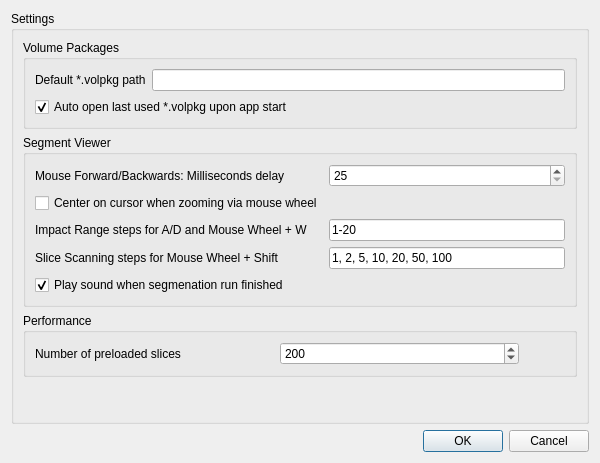
Old version of the form volume-cartographer/apps/VC/VCSettings.ui in the repository SuperOptimizer/villa.
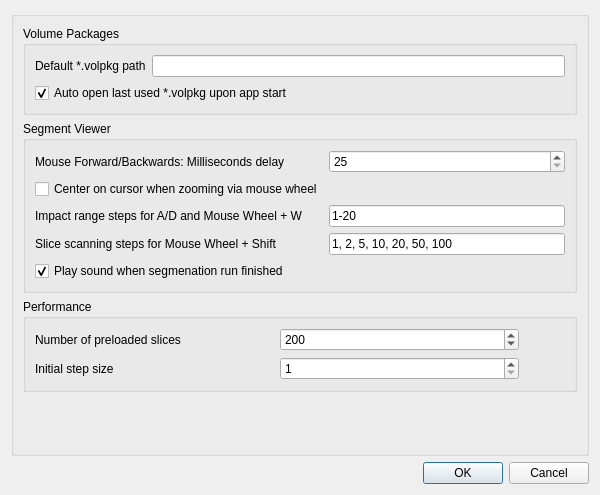
New version of the form. Icons and pictures are not drawn.

Commit message: added user setting for initial step size

Diff of the .ui file:
```diff
--- a/volume-cartographer/apps/VC/VCSettings.ui
+++ b/volume-cartographer/apps/VC/VCSettings.ui
@@ -7,7 +7,7 @@
     <x>0</x>
     <y>0</y>
     <width>600</width>
-    <height>463</height>
+    <height>495</height>
    </rect>
   </property>
   <property name="windowTitle">
@@ -17,7 +17,7 @@
    <item row="0" column="0">
     <widget class="QGroupBox" name="groupBox">
      <property name="title">
-      <string>Settings</string>
+      <string/>
      </property>
      <layout class="QFormLayout" name="formLayout">
       <item row="0" column="0" colspan="2">
@@ -85,7 +85,7 @@
          <item row="2" column="0">
           <widget class="QLabel" name="label_3">
            <property name="text">
-            <string>Impact Range steps for A/D and Mouse Wheel + W</string>
+            <string>Impact range steps for A/D and Mouse Wheel + W</string>
            </property>
           </widget>
          </item>
@@ -109,7 +109,7 @@
          <item row="3" column="0">
           <widget class="QLabel" name="label_5">
            <property name="text">
-            <string>Slice Scanning steps for Mouse Wheel + Shift</string>
+            <string>Slice scanning steps for Mouse Wheel + Shift</string>
            </property>
           </widget>
          </item>
@@ -129,26 +129,6 @@
          <string>Performance</string>
         </property>
         <layout class="QGridLayout" name="gridLayout_4" columnstretch="1,1,0" columnminimumwidth="1,1,0">
-         <item row="0" column="0">
-          <widget class="QLabel" name="label_4">
-           <property name="text">
-            <string>Number of preloaded slices</string>
-           </property>
-          </widget>
-         </item>
-         <item row="0" column="1">
-          <widget class="QSpinBox" name="spinPreloadedSlices">
-           <property name="minimum">
-            <number>1</number>
-           </property>
-           <property name="maximum">
-            <number>99999</number>
-           </property>
-           <property name="value">
-            <number>200</number>
-           </property>
-          </widget>
-         </item>
          <item row="0" column="2">
           <widget class="QPushButton" name="btnHelpPreloadedSlices">
            <property name="enabled">
@@ -175,6 +155,69 @@
            </property>
           </widget>
          </item>
+         <item row="0" column="1">
+          <widget class="QSpinBox" name="spinPreloadedSlices">
+           <property name="minimum">
+            <number>1</number>
+           </property>
+           <property name="maximum">
+            <number>9999</number>
+           </property>
+           <property name="value">
+            <number>200</number>
+           </property>
+          </widget>
+         </item>
+         <item row="0" column="0">
+          <widget class="QLabel" name="label_4">
+           <property name="text">
+            <string>Number of preloaded slices</string>
+           </property>
+          </widget>
+         </item>
+         <item row="1" column="0">
+          <widget class="QLabel" name="label_6">
+           <property name="text">
+            <string>Initial step size</string>
+           </property>
+          </widget>
+         </item>
+         <item row="1" column="1">
+          <widget class="QSpinBox" name="spinInitialStepSize">
+           <property name="minimum">
+            <number>1</number>
+           </property>
+           <property name="maximum">
+            <number>9999</number>
+           </property>
+          </widget>
+         </item>
+         <item row="1" column="2">
+          <widget class="QPushButton" name="btnHelpInitialStepSize">
+           <property name="enabled">
+            <bool>true</bool>
+           </property>
+           <property name="sizePolicy">
+            <sizepolicy hsizetype="Minimum" vsizetype="Minimum">
+             <horstretch>0</horstretch>
+             <verstretch>0</verstretch>
+            </sizepolicy>
+           </property>
+           <property name="toolTip">
+            <string>&lt;html&gt;&lt;head/&gt;&lt;body&gt;&lt;p&gt;Step size that will initially be set upon app start for the algorithms that support it, which in turn will influence the slice preloading that happens when the Segmentation Tool mode gets activated.&lt;/p&gt;&lt;p&gt;The step size will also be set as the initial Mouse Wheel + Shift slice scan range.&lt;/p&gt;&lt;/body&gt;&lt;/html&gt;</string>
+           </property>
+           <property name="text">
+            <string/>
+           </property>
+           <property name="icon">
+            <iconset theme="help-contents">
+             <normaloff>.</normaloff>.</iconset>
+           </property>
+           <property name="flat">
+            <bool>true</bool>
+           </property>
+          </widget>
+         </item>
         </layout>
        </widget>
       </item>
```
Left out of the diff: 2 changed lines with no effect on the pictures. The commit also changes 6 other files.
